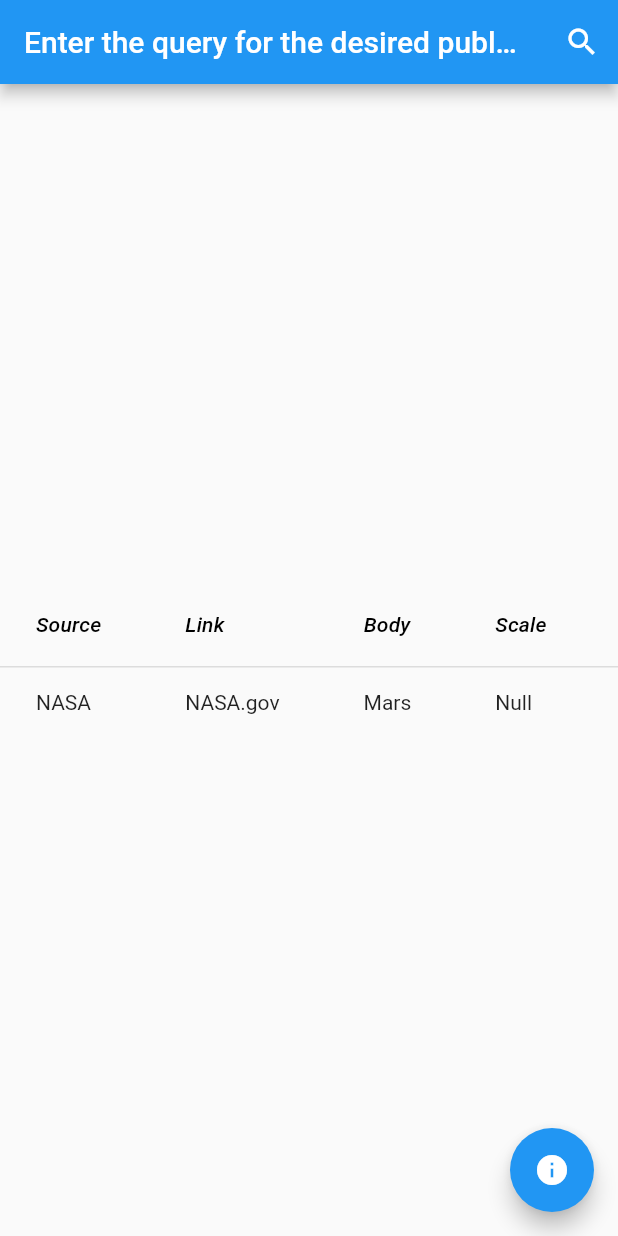
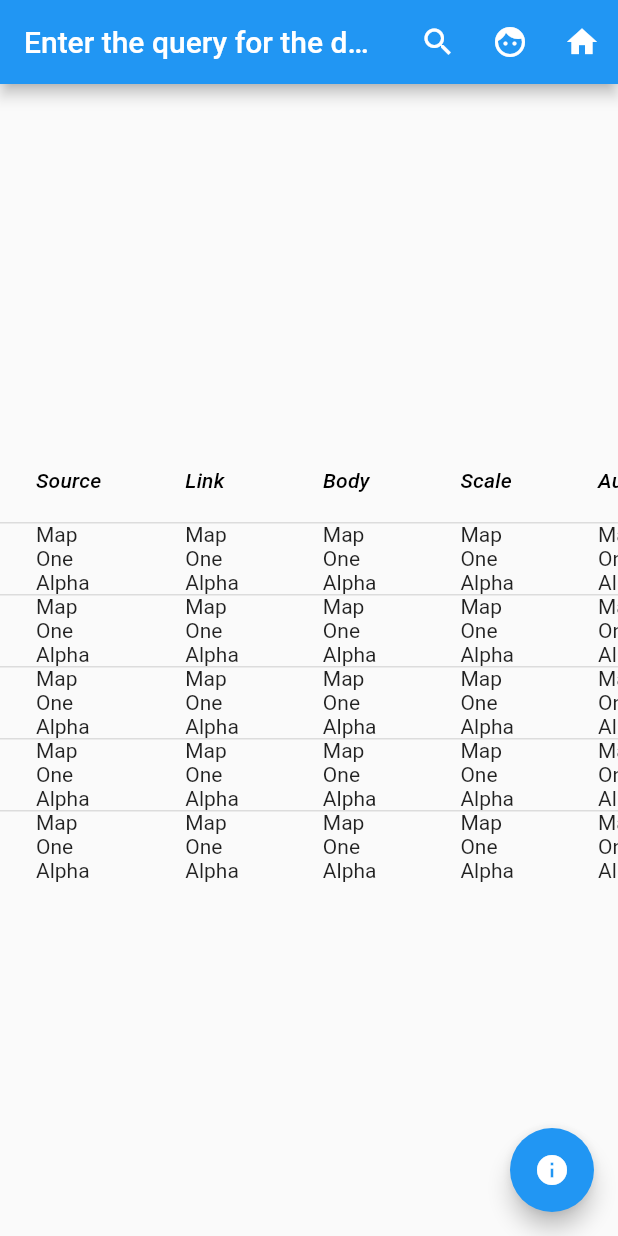
Before and after one commit to StuckInsideJake/MapONE-1, a Flutter app: the screen it shows after launch, on a phone screen of 412 x 824 dp. Run offline on Flutter 3.47's test engine with Material 2 defaults, Android fonts, the phone set to English and light mode, and no system bars; our stand-ins replace async_builder; missing offline and left inert: http_requests.

Commit message:
Frontend updates
Added user class, button functionality and user page functionality.

```diff
--- a/frontend/lib/backendCalls.dart
+++ b/frontend/lib/backendCalls.dart
@@ -4,7 +4,7 @@ import 'package:flutter/material.dart';
 import 'package:map_one_interface/main.dart';
 import 'package:http_requests/http_requests.dart';
 
-class backEndCalls extends MyHomePage
+class backEndCalls extends MapOneHomePage
 {
   String title = "MapOne";
   //String inData;
@@ -15,9 +15,8 @@ class backEndCalls extends MyHomePage
     {
 
     }
-
-
-
+  backEndCalls1()
+  {}
 
   Future<String> consumeApi()
   async
--- a/frontend/lib/data.dart
+++ b/frontend/lib/data.dart
@@ -1,3 +1,4 @@
+import 'dart:collection';
 import 'dart:convert';
 import 'package:async_builder/async_builder.dart';
 import 'package:flutter/material.dart';
@@ -5,38 +6,94 @@ import 'package:map_one_interface/backendCalls.dart';
 import 'package:map_one_interface/main.dart';
 import 'package:http_requests/http_requests.dart';
 
-class data
+class data extends LinkedListEntry<data>
 {
-  String inData = "Rest data to be placed here for easy parsing";
 
-  data(String inData)
+  // member dat
+  String title = "Map one alpha";
+  var backendConsume;
+
+  // rather than splicing an array to get the publication data
+  // in an organized form I figured a linked list would be more
+  // appropriate here
+  final publicationNode = LinkedList<data>();
+
+  // constructor
+  data( String inTitle)
      {
-      this.inData = inData;
+      this.title = inTitle;
+      backendConsume = backEndCalls(inTitle).consumeApi();
      }
 
-     // Function: spliceInDt
-     // approach: splice up inData into an array of
-     // Strings in order to correspond each to a particular dataCell
-     // within dataRow.
-     spliceInDt()
+     // Function: populateLL
+     // approach: populates LL with serialized data
+     populateLL(SerializedStr)
+       {
+         //serializedDt = serializeAsyncBuilderData(asyncStr);
+       }
+
+     // Function: iterateThroughLL
+     // approach: iterate through data LL and splice data
+     // into Source, Link, Body, Scale, Author and Publication Data.
+     //
+     iterateThrouhLL(serializedStr)
         {
-          //TODO: implement
+          String link, body, scale, author, publicationData, serializedDt;
+
+
+          if (publicationNode.isEmpty == true)
+            {
+              // populate LL
+
+            }
+
+
+
+
+
         }
+
+     // Function: serializeAsyncBuilderData
+     //  Approach: convert async<String> into string
+    //  by error handling "future" data
+     serializeAsyncBuilderData(asyncStr)
+        {
+          String returnStr = " ";
+
+          return returnStr;
+        }
+
+     // Function: fetchApiData
+     // approach:
+     AsyncBuilder<String> fetchApiData()
+       {
+        return AsyncBuilder<String>(
+          future: backendConsume,
+          waiting: (context) => Text('Loading...'),
+          builder: (context, value) => Text('$value'),
+          error: (context, error, stackTrace) => Text('Network Error $error'),
+          );
+       }
      // Function: populateDataRows
      // approach: returns DataRow object with parameters as values
-     populateDataRows(source, link, body, scale, author, publicationInfo)
+  //link, body, scale, author, publicationData
+       populateDataRows()
        {
-        return DataRow(
+        var dataR;
+
+           dataR = DataRow(
            cells: <DataCell>[
-             DataCell(Text(source)),
-             DataCell(Text(link)),
-             DataCell(Text(body)),
-             DataCell(Text(scale)),
-             DataCell(Text(author)),
-             DataCell(Text(publicationInfo)),
+             DataCell(Text(title)),
+             DataCell(Text(title)),
+             DataCell(Text(title)),
+             DataCell(Text(title)),
+             DataCell(Text(title)),
+             DataCell(Text(title)),
+           ]
+          );
 
-           ]
-         );
+          return dataR;
+
         }
 
 
--- a/frontend/lib/main.dart
+++ b/frontend/lib/main.dart
@@ -1,17 +1,23 @@
+import 'package:flutter/cupertino.dart';
 import 'package:flutter/material.dart';
 import 'package:async_builder/async_builder.dart';
 import 'package:http_requests/http_requests.dart';
 import 'package:map_one_interface/backendCalls.dart';
+import 'package:map_one_interface/user.dart';
+
+import 'data.dart';
 
 Icon SearchIcon = const Icon(Icons.search);
+Icon FaceIcon = const Icon(Icons.face);
+Icon HomeIcon = const Icon(Icons.home);
 Widget Bar = const Text("Enter the query for the desired publication");
 
 
 void main() {
-  runApp(MyApp());
+  runApp(MapOne());
 }
 
-class MyApp extends StatelessWidget {
+class MapOne extends StatelessWidget {
   // This widget is the root of your application.
   @override
   Widget build(BuildContext context) {
@@ -22,50 +28,36 @@ class MyApp extends StatelessWidget {
 
         primaryColor: Colors.black,
       ),
-      home: MyHomePage(title: 'MapOne Demo'),
+      home: MapOneHomePage(title: 'MapOne Demo'),
     );
   }
 }
 
-class MyHomePage extends StatefulWidget {
+class MapOneHomePage extends StatefulWidget {
 
   // init constructor
-  MyHomePage({Key? key, inData, required this.title}) : super(key: key);
+  MapOneHomePage({Key? key, inData, required this.title}) : super(key: key);
 
-  // def const
-  MyHomePage2()
+  // empty constructor
+  MapOneHomePage2()
     {
 
     }
 
   String title = "Map One Alpha";
   @override
-  _MyHomePageState createState() => _MyHomePageState();
+  _MapOneHomePageState createState() => _MapOneHomePageState();
 }
 
-class _MyHomePageState extends State<MyHomePage> {
+class _MapOneHomePageState extends State<MapOneHomePage> {
 
   static String title = "Map One Alpha";
-  var backendConsume = new backEndCalls(title,).consumeApi();
 
-
-  AsyncBuilder<String> fetchApiData()
-  {
-    return AsyncBuilder<String>(
-      future: backendConsume,
-      waiting: (context) => Text('Loading...'),
-      builder: (context, value) => Text('$value'),
-      error: (context, error, stackTrace) => Text('Still not loading $error'),
-    );
-  }
+  var backendConsume = new backEndCalls(title).consumeApi();
+  DataRow dataRowObj = new data(title).populateDataRows();
 
 
 
-  void _incrementCounter() {
-    setState(() {
-
-    });
-  }
 
   @override
   Widget build(BuildContext context) {
@@ -77,6 +69,7 @@ class _MyHomePageState extends State<MyHomePage> {
           IconButton(
             onPressed: () {
               setState(() {
+
                 if(SearchIcon.icon == Icons.search)
                 {
                   SearchIcon = const Icon(Icons.cancel);
@@ -94,16 +87,45 @@ class _MyHomePageState extends State<MyHomePage> {
                   border: InputBorder.none;
                   style: TextStyle(color: Colors.grey);
 
-                  //Db and or Django operations go here
                 }
                 else
                 {
                   SearchIcon = const Icon(Icons.search);
-                  Bar = const Text("En");
+                  Bar = const Text("Enter your query");
                 }
               });
             },
             icon: SearchIcon,
+          ),
+          IconButton(
+            onPressed:
+          ()
+            {
+              // in order to change view, first the current
+              // rendered context must be popped and then the
+              // new one must be pushed onto the build stack
+              Navigator.pop(context);
+              Navigator.push(context, MaterialPageRoute(builder:
+                  (context) => user()));
+
+            },
+
+            icon: FaceIcon,
+            ),
+          IconButton(
+            onPressed:
+                ()
+            {
+              // in order to change view, first the current
+              // rendered context must be popped and then the
+              // new one must be pushed onto the build stack
+              Navigator.pop(context);
+              Navigator.push(context, MaterialPageRoute(builder:
+                  (context) => MapOne() ));
+
+            },
+
+            icon:HomeIcon,
           )
         ], // Actions
         centerTitle: true,
@@ -147,22 +169,16 @@ class _MyHomePageState extends State<MyHomePage> {
                   ),
                 ),
               ],
-              rows: const <DataRow>[
-                DataRow(
-                  cells: <DataCell>[
-                    DataCell(Text("NASA")),
-                    DataCell(Text("NASA.gov")),
-                    DataCell(Text("Mars")),
-                    DataCell(Text("Null")),
-                    DataCell(Text("Shakesphere")),
-                    DataCell(Text("Null")),
 
-                  ]
-                ),
+              rows:  <DataRow>
+                  [
+                   dataRowObj,
+                   dataRowObj,
+                   dataRowObj,
+                   dataRowObj,
+                   dataRowObj,
+                  ],
 
-
-
-              ],
             ),
 
             ]
```
Also changed, not shown: frontend/lib/user.dart (added, +233 -0 lines), frontend/pubspec.yaml (+10 -0 lines), frontend/assets/images/ProfilePic.jpeg (added), frontend/assets/images/curiosity.jpeg (added), frontend/pubspec.lock, 3 other files.
